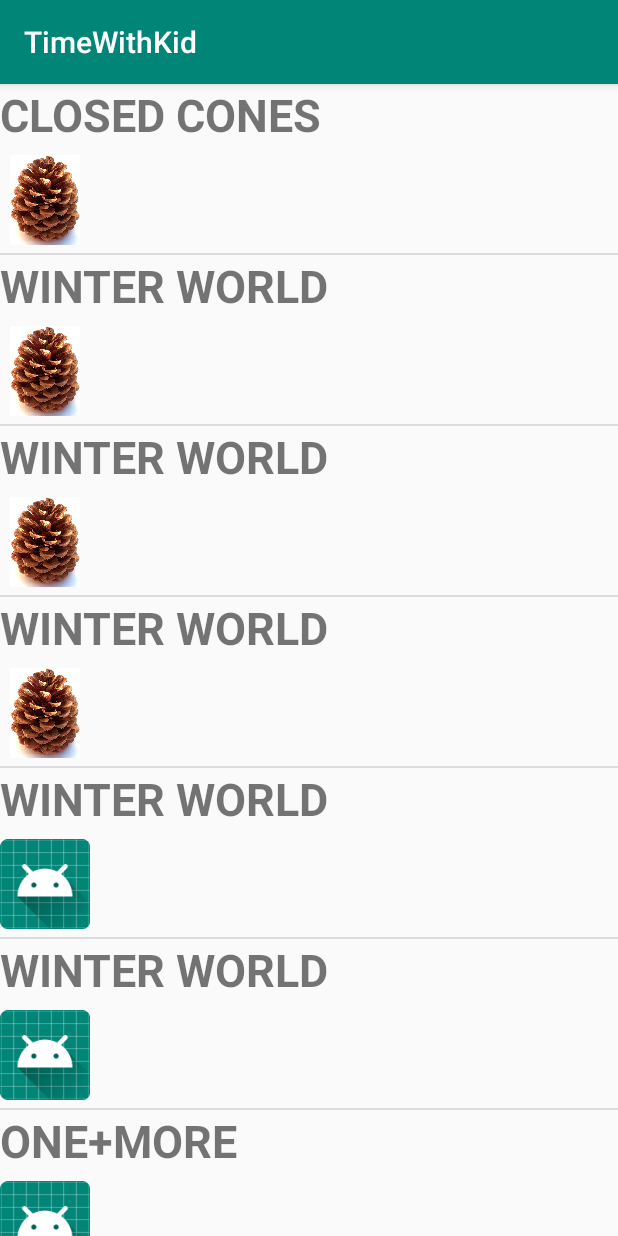
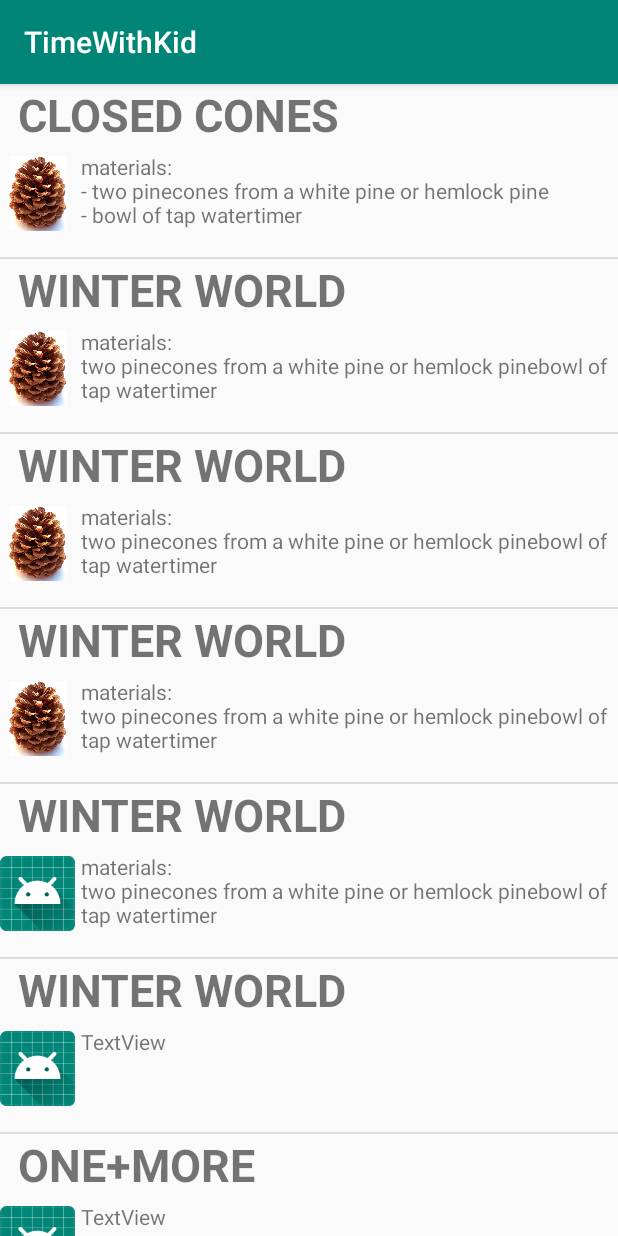
Before and after one commit to pinkcollar/TimeWithKid, an Android app: the screen it shows after launch (MainActivity), on a phone screen of 412 x 824 dp. Run offline under Robolectric (Android 15) with nearby library versions, the phone set to English and light mode, and no system bars; 2 statements that could not run were skipped.

Commit message:
Layout view configured for materials

```diff
--- a/app/src/main/java/com/example/timewithkid/MainActivity.java
+++ b/app/src/main/java/com/example/timewithkid/MainActivity.java
@@ -19,11 +19,8 @@ public class MainActivity extends AppCompatActivity {
     //ListView listView;
     ListView mlistView;
     ArrayList<Integer> images  = new ArrayList<>();
-     ;
-
     ArrayList<String> taskNames = new ArrayList<>();
-
-    ArrayList<String> arrayList = new ArrayList<>();
+    ArrayList<String> materials = new ArrayList<>();
 
 
     @Override
@@ -43,32 +40,27 @@ public class MainActivity extends AppCompatActivity {
         images.add(R.drawable.pinecone);
         images.add(R.drawable.pinecone);
         images.add(R.drawable.pinecone);
-        arrayList.add("CLOSED CONES\n" +
-                "materials: " +
+        materials.add("materials:\n" +
+                "- two pinecones from a white pine or hemlock pine\n" +
+                "- bowl of tap water" +
+                "timer");
+        materials.add("materials:\n" +
                 "two pinecones from a white pine or hemlock pine" +
                 "bowl of tap water" +
                 "timer");
-        arrayList.add("kjgkfj");
-        arrayList.add("kjgkfj");
-        arrayList.add("kjgkfj");
-        arrayList.add("kjgkfj");
-        arrayList.add("kjgkfj");
-        arrayList.add("kjgkfj");
-        arrayList.add("kjgkfj");
-        arrayList.add("kjgkfj");
-        arrayList.add("kjgkfj");
-        arrayList.add("kjgkfj");
-        arrayList.add("kjgkfj");
-        arrayList.add("kjgkfj");
-        arrayList.add("kjgkfj");
-        arrayList.add("kjgkfj");
-        arrayList.add("kjgkfj");
-        arrayList.add("kjgkfj");
-        arrayList.add("kjgkfj");
-        arrayList.add("kjgkfj");
-        arrayList.add("kjgkfj");
-        arrayList.add("kjgkfj");
-        arrayList.add("kjgkfj");
+        materials.add("materials:\n" +
+                "two pinecones from a white pine or hemlock pine" +
+                "bowl of tap water" +
+                "timer");
+        materials.add("materials:\n" +
+                "two pinecones from a white pine or hemlock pine" +
+                "bowl of tap water" +
+                "timer");
+        materials.add("materials:\n" +
+                "two pinecones from a white pine or hemlock pine" +
+                "bowl of tap water" +
+                "timer");
+
 
         CustomAdaptor customAdaptor = new CustomAdaptor();
         mlistView.setAdapter(customAdaptor);
@@ -102,9 +94,11 @@ public class MainActivity extends AppCompatActivity {
         public View getView(int position, View convertView, ViewGroup parent) {
             View view = getLayoutInflater().inflate(R.layout.customlayout, null);
             ImageView mImageView = view.findViewById(R.id.imageView);
-            TextView mTextView = view.findViewById(R.id.textView);
+            TextView mTaskNamesTextView = view.findViewById(R.id.textView);
+            TextView mMaterialsTextView = view.findViewById(R.id.materialsTextView);
             mImageView.setImageResource(images.get(position));
-            mTextView.setText(taskNames.get(position));
+            mTaskNamesTextView.setText(taskNames.get(position));
+            mMaterialsTextView.setText(materials.get(position));
             return view;
         }
     }
--- a/app/src/main/res/layout/customlayout.xml
+++ b/app/src/main/res/layout/customlayout.xml
@@ -6,30 +6,37 @@
 
     <ImageView
         android:id="@+id/imageView"
-        android:layout_width="60dp"
-        android:layout_height="60dp"
+        android:layout_width="50dp"
+        android:layout_height="50dp"
         android:layout_below="@+id/textView"
 
-        android:layout_alignParentStart="true"
-
-        android:layout_alignParentLeft="true"
-        android:layout_marginStart="0dp"
-        android:layout_marginLeft="0dp"
         android:layout_marginTop="7dp"
         android:layout_marginBottom="5dp"
         app:srcCompat="@mipmap/ic_launcher" />
 
     <TextView
         android:id="@+id/textView"
-        android:layout_width="match_parent"
-        android:layout_height="40dp"
-        android:layout_alignParentEnd="true"
-        android:layout_alignParentRight="true"
-        android:layout_marginEnd="15dp"
-        android:layout_marginRight="15dp"
+        android:layout_width="390dp"
+        android:layout_height="wrap_content"
+        android:layout_alignParentStart="true"
+        android:layout_alignParentLeft="true"
+        android:layout_marginStart="12dp"
+        android:layout_marginLeft="12dp"
         android:text="TaskName"
         android:textSize="30sp"
         android:textStyle="bold" />
 
+    <TextView
+        android:id="@+id/materialsTextView"
+        android:layout_width="354dp"
+        android:layout_height="70dp"
+        android:layout_below="@+id/imageView"
+        android:layout_marginStart="4dp"
+        android:layout_marginLeft="4dp"
+        android:layout_marginTop="-58dp"
+        android:layout_toEndOf="@+id/imageView"
+        android:layout_toRightOf="@+id/imageView"
+        android:text="TextView" />
+
 
 </RelativeLayout>
```
